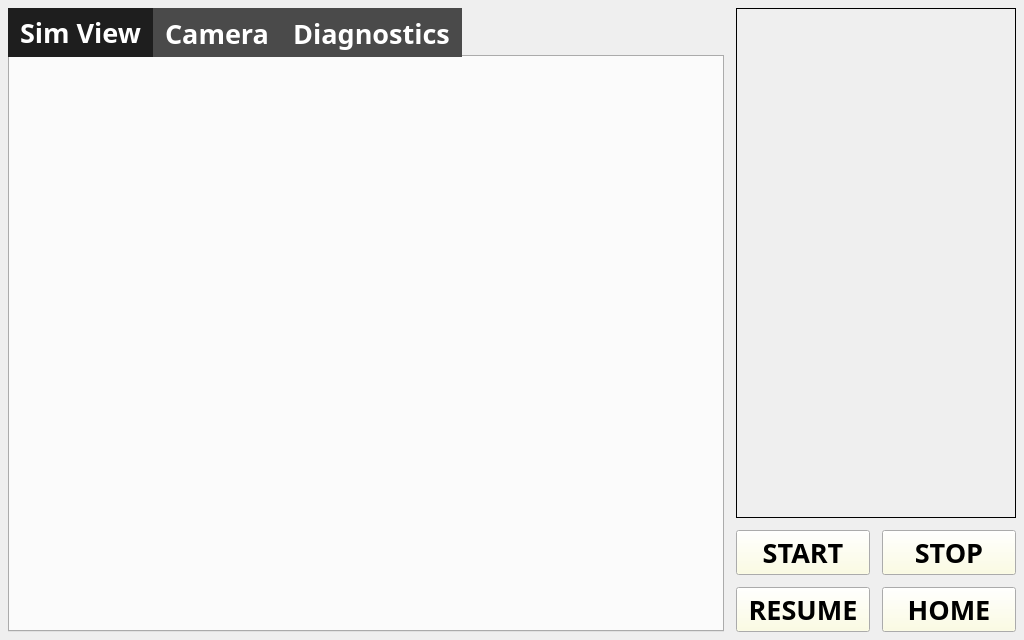
LukeFKlusman/WordleBot, file interaction_execution/src/rs2_concept.ui: the form before one commit.
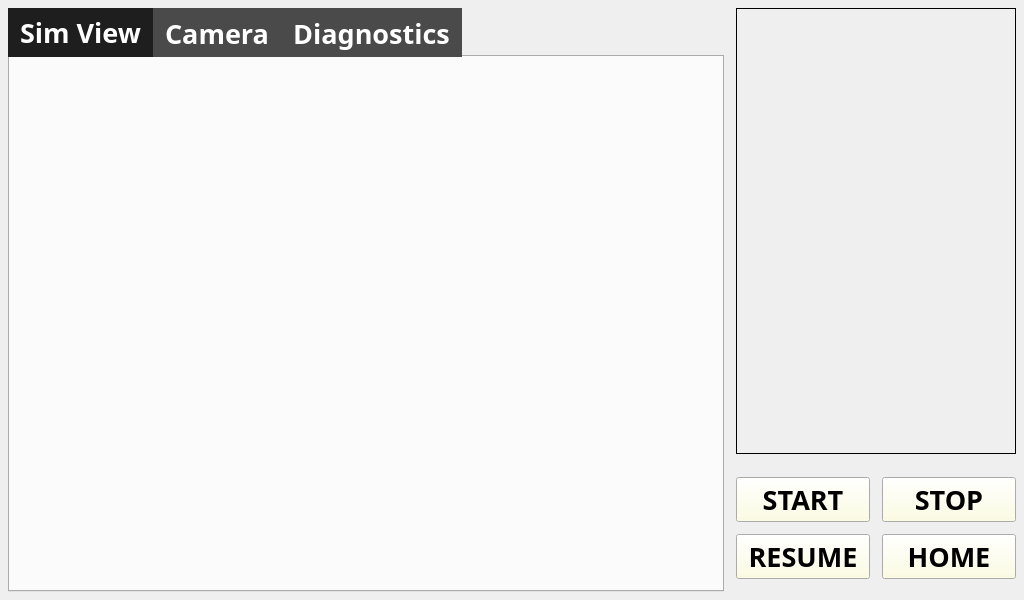
The form after the commit.

Commit message: Pushing wordle widget progress

What changed in the file:
```diff
--- a/interaction_execution/src/rs2_concept.ui
+++ b/interaction_execution/src/rs2_concept.ui
@@ -7,13 +7,13 @@
     <x>0</x>
     <y>0</y>
     <width>1024</width>
-    <height>640</height>
+    <height>600</height>
    </rect>
   </property>
   <property name="minimumSize">
    <size>
     <width>1024</width>
-    <height>640</height>
+    <height>600</height>
    </size>
   </property>
   <property name="palette">
@@ -126,10 +126,16 @@
     <item>
      <layout class="QVBoxLayout" name="wordleColumnLayout">
       <property name="spacing">
-       <number>12</number>
+       <number>10</number>
       </property>
       <item>
-       <widget class="QWidget" name="wordle" native="true">
+       <widget class="QWidget" name="wordle">
+        <property name="sizePolicy">
+         <sizepolicy hsizetype="Preferred" vsizetype="Expanding">
+          <horstretch>0</horstretch>
+          <verstretch>1</verstretch>
+         </sizepolicy>
+        </property>
         <property name="minimumSize">
          <size>
           <width>280</width>
@@ -142,7 +148,59 @@
        </widget>
       </item>
       <item>
+       <widget class="QWidget" name="safetyControls">
+        <property name="sizePolicy">
+         <sizepolicy hsizetype="Preferred" vsizetype="Fixed">
+          <horstretch>0</horstretch>
+          <verstretch>0</verstretch>
+         </sizepolicy>
+        </property>
+        <property name="minimumSize">
+         <size>
+          <width>0</width>
+          <height>128</height>
+         </size>
+        </property>
+        <property name="maximumSize">
+         <size>
+          <width>16777215</width>
+          <height>128</height>
+         </size>
+        </property>
+        <layout class="QVBoxLayout" name="safetyControlsLayout">
+         <property name="leftMargin">
+          <number>0</number>
+         </property>
+         <property name="topMargin">
+          <number>0</number>
+         </property>
+         <property name="rightMargin">
+          <number>0</number>
+         </property>
+         <property name="bottomMargin">
+          <number>0</number>
+         </property>
+         <item>
+          <spacer name="verticalSpacerTop">
+           <property name="orientation">
+            <enum>Qt::Vertical</enum>
+           </property>
+           <property name="sizeHint" stdset="0">
+            <size>
+             <width>20</width>
+             <height>8</height>
+            </size>
+           </property>
+          </spacer>
+         </item>
+         <item>
        <layout class="QGridLayout" name="gridLayout">
+           <property name="horizontalSpacing">
+            <number>12</number>
+           </property>
+           <property name="verticalSpacing">
+            <number>12</number>
+           </property>
         <item row="0" column="0">
          <widget class="QPushButton" name="pushButton">
           <property name="text">
@@ -172,6 +230,22 @@
          </widget>
         </item>
        </layout>
+         </item>
+         <item>
+          <spacer name="verticalSpacerBottom">
+           <property name="orientation">
+            <enum>Qt::Vertical</enum>
+           </property>
+           <property name="sizeHint" stdset="0">
+            <size>
+             <width>20</width>
+             <height>8</height>
+            </size>
+           </property>
+          </spacer>
+         </item>
+        </layout>
+       </widget>
       </item>
      </layout>
     </item>
```
Lines whose indentation alone changed are shown as unchanged. The commit also changes 6 other files.
